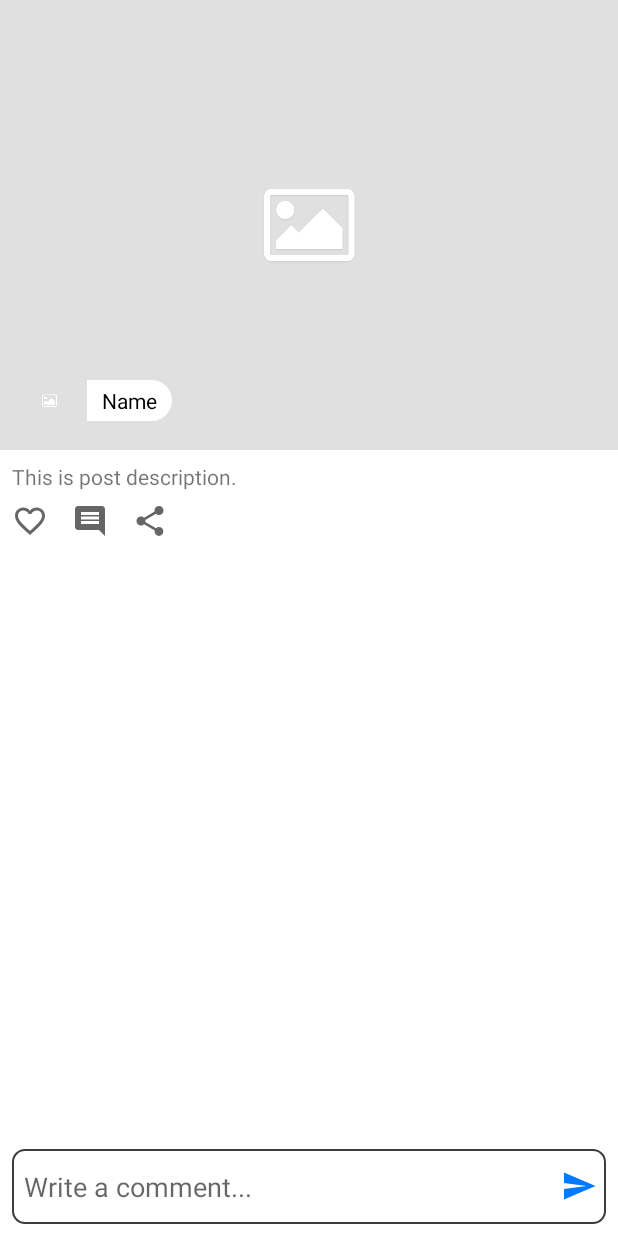
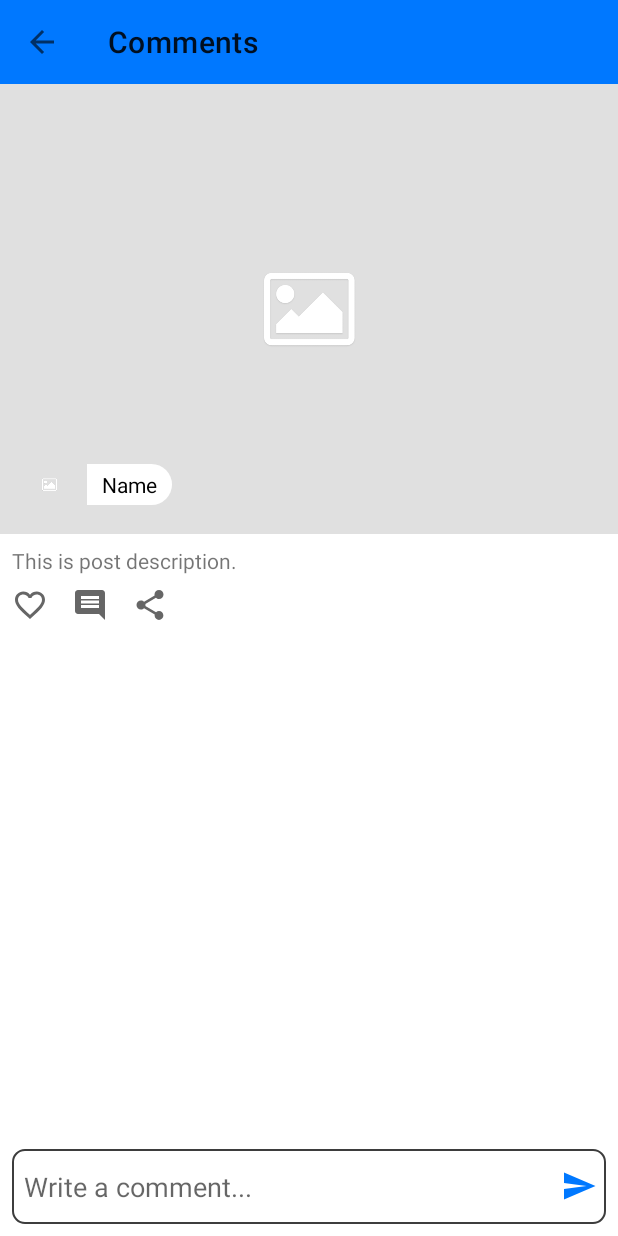
Before and after one commit to kuldeepsinghrai/social-app, an Android app: the CommentActivity screen opened directly, with no data from a screen before it, on a phone screen of 412 x 824 dp. Run offline under Robolectric (Android 15) with nearby library versions, the phone set to English and light mode, and no system bars; our stand-ins replace Firebase (no records; nobody signed in at launch, a user with empty details on screens opened directly), Picasso; libraries missing offline, so code that uses them is left out: com.github.marlonlom.utilities, com.makeramen.roundedimageview; plain views replace RoundedImageView; Roboto replaces fonts that are not available here; 7 statements that could not run were skipped.

Commit message:
set Toolbar in CommentActivity

```diff
--- a/app/src/main/java/com/ksr/socialapp/activities/CommentActivity.java
+++ b/app/src/main/java/com/ksr/socialapp/activities/CommentActivity.java
@@ -2,11 +2,13 @@ package com.ksr.socialapp.activities;
 
 import androidx.annotation.NonNull;
 import androidx.appcompat.app.AppCompatActivity;
+import androidx.appcompat.widget.Toolbar;
 import androidx.recyclerview.widget.LinearLayoutManager;
 import androidx.recyclerview.widget.RecyclerView;
 
 import android.content.Intent;
 import android.os.Bundle;
+import android.view.MenuItem;
 import android.view.View;
 import android.widget.EditText;
 import android.widget.ImageView;
@@ -40,6 +42,7 @@ public class CommentActivity extends BaseActivity {
     private String postId;
     private String postedBy;
 
+    private Toolbar toolbar;
     private RecyclerView commentRecyclerView;
 
     private ImageView postImage,postCommentBT;
@@ -58,6 +61,7 @@ public class CommentActivity extends BaseActivity {
         firebaseAuth = FirebaseAuth.getInstance();
         firebaseDatabase = FirebaseDatabase.getInstance();
 
+        toolbar = findViewById(R.id.toolbar);
         postImage = findViewById(R.id.postImage);
         profileImage = findViewById(R.id.profileImage);
         name = findViewById(R.id.name);
@@ -68,6 +72,11 @@ public class CommentActivity extends BaseActivity {
         commentET = findViewById(R.id.commentET);
         postCommentBT = findViewById(R.id.postCommentBT);
         commentRecyclerView = findViewById(R.id.commentRecyclerView);
+
+        setSupportActionBar(toolbar);
+        CommentActivity.this.setTitle("Comments");
+        getSupportActionBar().setDisplayHomeAsUpEnabled(true);
+
 
 
         intent = getIntent();
@@ -189,6 +198,12 @@ public class CommentActivity extends BaseActivity {
     }
 
     @Override
+    public boolean onOptionsItemSelected(@NonNull MenuItem item) {
+        finish();
+        return super.onOptionsItemSelected(item);
+    }
+
+    @Override
     protected BaseActivity getActivity() {
         return this;
     }
--- a/app/src/main/res/layout/activity_comment.xml
+++ b/app/src/main/res/layout/activity_comment.xml
@@ -6,6 +6,14 @@
     android:layout_height="match_parent"
     android:orientation="vertical"
     tools:context=".activities.CommentActivity">
+
+    <androidx.appcompat.widget.Toolbar
+        android:id="@+id/toolbar"
+        android:layout_width="match_parent"
+        android:layout_height="wrap_content"
+        android:background="@color/appBlue">
+
+    </androidx.appcompat.widget.Toolbar>
 
     <ScrollView
         android:layout_weight="1"
```
